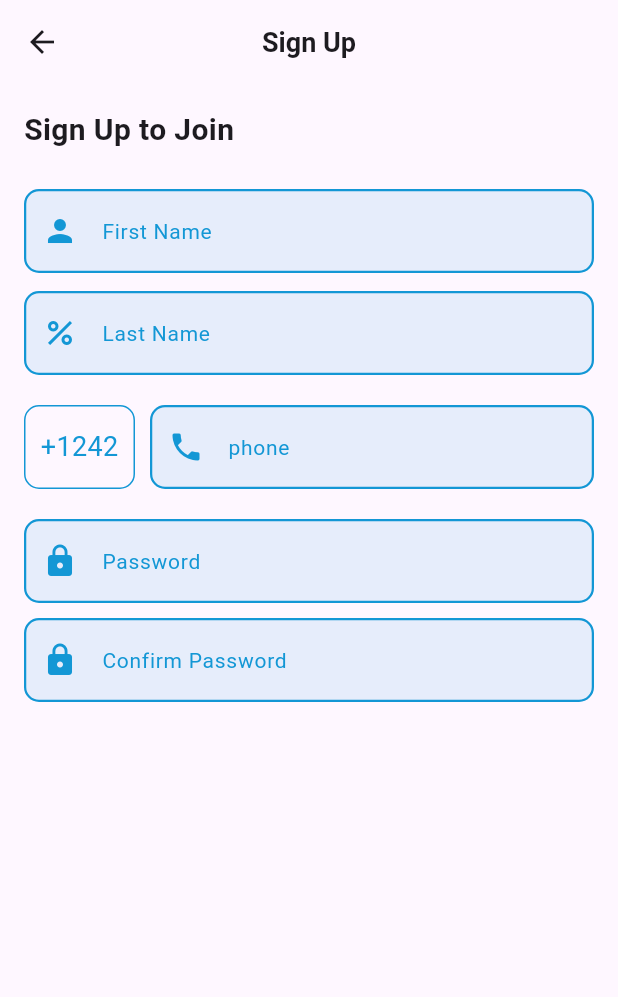
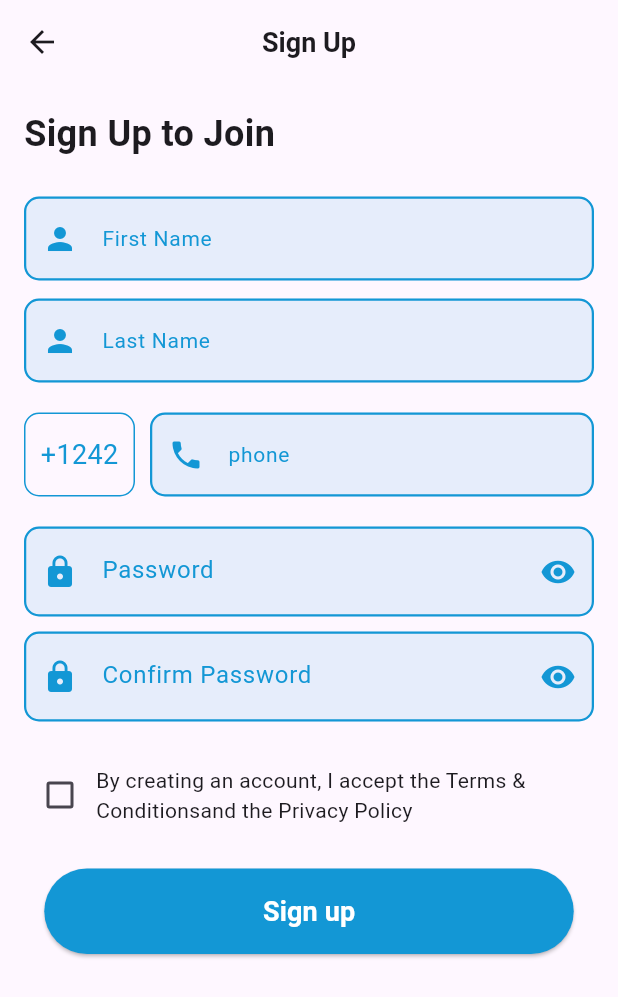
Before and after one commit to shahriasayad/bk_gas_shop_fontend_design, a Flutter app: the signUpPageTwo screen opened directly, on a phone screen of 412 x 824 dp. Shown: the top 997 px of the screen. Run offline on Flutter 3.47's test engine with Material 3 defaults, Android fonts, the phone set to English and light mode, and no system bars.

Commit message:
sign button added

```diff
--- a/lib/signup_screens/signup_page2.dart
+++ b/lib/signup_screens/signup_page2.dart
@@ -1,10 +1,19 @@
+import 'package:bk_gas/custom_widgets/custom_button.dart';
+import 'package:bk_gas/custom_widgets/password_text_form_field.dart';
+import 'package:bk_gas/signup_screens/verify_number.dart';
 import 'package:flutter/material.dart';
 import 'package:bk_gas/signup_screens/signup_page1.dart';
 import 'package:bk_gas/custom_widgets/custom_textformfield.dart';
 
-class signUpPageTwo extends StatelessWidget {
+class signUpPageTwo extends StatefulWidget {
   const signUpPageTwo({super.key});
 
+  @override
+  State<signUpPageTwo> createState() => _signUpPageTwoState();
+}
+
+class _signUpPageTwoState extends State<signUpPageTwo> {
+  bool _isChecked = false; // State to track checkbox
   @override
   Widget build(BuildContext context) {
     return Scaffold(
@@ -15,7 +24,8 @@ class signUpPageTwo extends StatelessWidget {
         ),
         centerTitle: true,
       ),
-      body: Material(
+      body: SingleChildScrollView(
+        child: Material(
           child: Padding(
             padding: const EdgeInsets.all(16.0),
             child: Column(
@@ -24,7 +34,7 @@ class signUpPageTwo extends StatelessWidget {
                 // Example content in the body
                 Text(
                   "Sign Up to Join",
-                style: TextStyle(fontSize: 20, fontWeight: FontWeight.w600),
+                  style: TextStyle(fontSize: 24, fontWeight: FontWeight.w600),
                 ),
                 SizedBox(height: 25),
                 CustomTextFormField(
@@ -33,7 +43,7 @@ class signUpPageTwo extends StatelessWidget {
                 ),
                 SizedBox(height: 12),
                 CustomTextFormField(
-                icon: Icons.percent,
+                  icon: Icons.person,
                   hintText: "Last Name",
                 ),
                 SizedBox(height: 20),
@@ -61,6 +71,7 @@ class signUpPageTwo extends StatelessWidget {
                       ),
                     ),
                     SizedBox(width: 10),
+
                     Expanded(
                       child: SizedBox(
                         height: 56,
@@ -74,12 +85,45 @@ class signUpPageTwo extends StatelessWidget {
                   ],
                 ),
                 SizedBox(height: 20),
-              CustomTextFormField(icon: Icons.lock, hintText: "Password"),
+                PasswordTextFormField(hintText: "Password"),
 
                 SizedBox(height: 10),
-              CustomTextFormField(icon: Icons.lock, hintText: "Confirm Password"),
+                PasswordTextFormField(hintText: "Confirm Password"),
+                SizedBox(height: 25),
+                Row(
+                  children: [
+                    Checkbox(
+                      value: _isChecked,
+                      onChanged: (bool? value) {
+                        setState(() {
+                          _isChecked = value ?? false;
+                        });
+                      },
+                      activeColor: Color(0xFF1397D5),
+                      checkColor: Colors.white,
+                    ),
+                    Expanded(
+                      child: Text(
+                        "By creating an account, I accept the Terms & Conditions"
+                        "and the Privacy Policy",
+                        style: TextStyle(fontSize: 14),
+                      ),
+                    ),
                   ],
+                ),
+                SizedBox(height: 25),
 
+                CustomButton(
+                  buttonText: "Sign up",
+                  onPressed: () {
+                    Navigator.push(
+                        context,
+                        MaterialPageRoute(
+                            builder: (context) => numVerifyingPage()));
+                  },
+                ),
+              ],
+            ),
           ),
         ),
       ),
```
Lines whose indentation alone changed are shown as unchanged.
